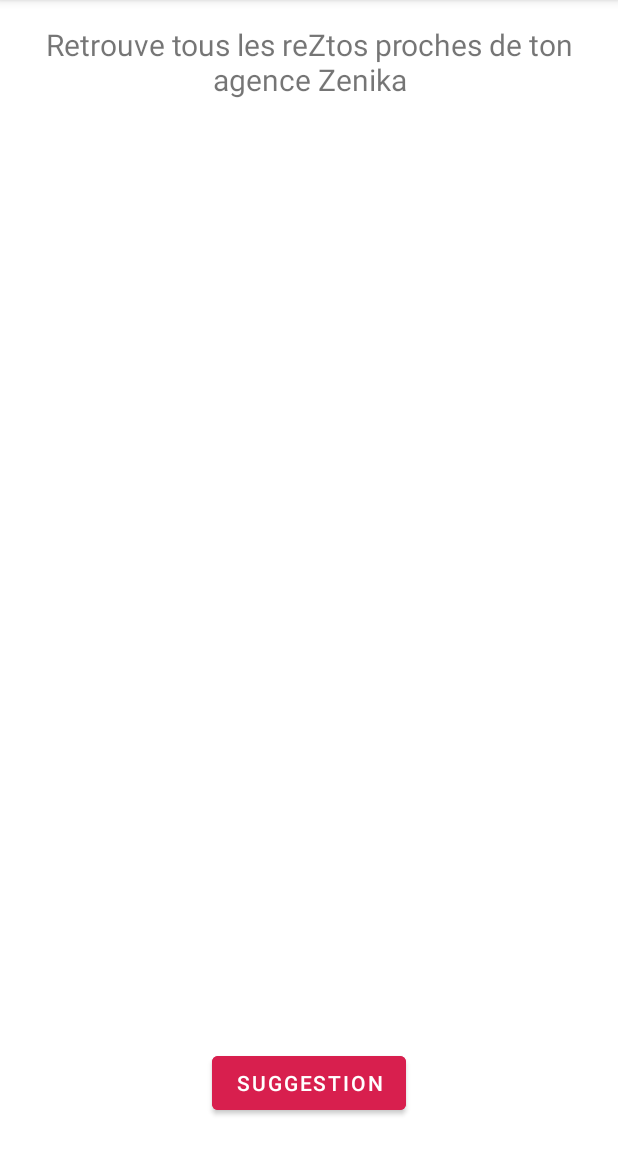
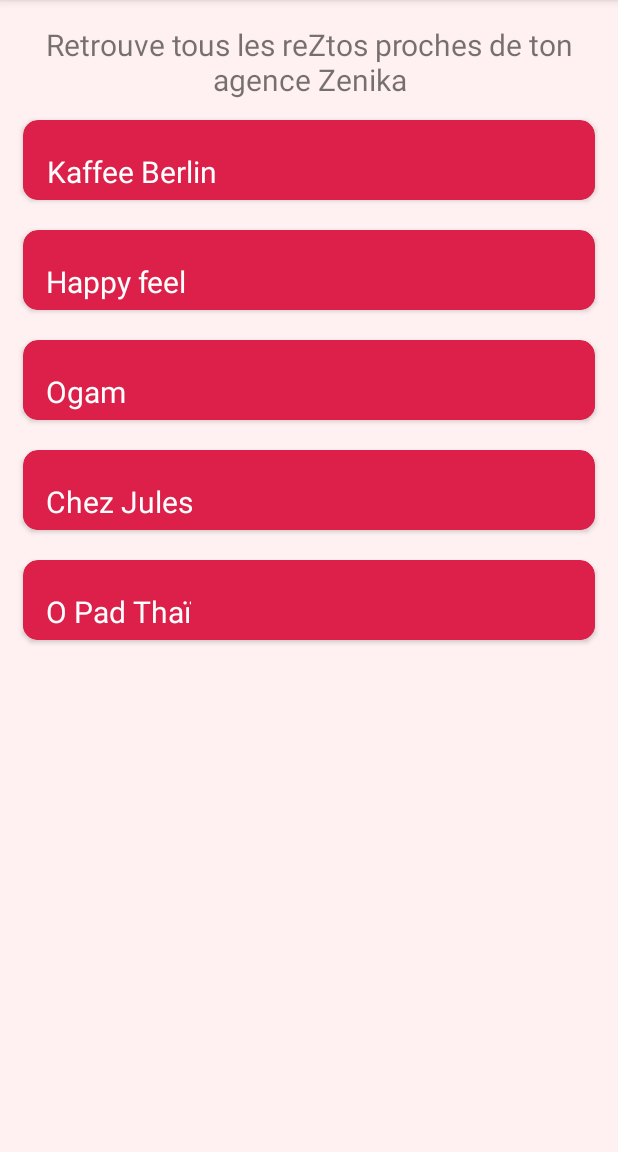
Before and after one commit to Zenika/ZeniLunch, an Android app: the screen it shows after launch (MainActivity), on a phone screen of 412 x 824 dp, the part 84-1236 px from its top. Run offline under Robolectric (Android 15) with nearby library versions, the phone set to English and light mode, and no system bars.

Commit message:
Update listAdapter

```diff
--- a/app/src/main/java/com/zenika/zenilunch/MainActivity.kt
+++ b/app/src/main/java/com/zenika/zenilunch/MainActivity.kt
@@ -1,7 +1,9 @@
 package com.zenika.zenilunch
 
+import android.content.Intent
 import androidx.appcompat.app.AppCompatActivity
 import android.os.Bundle
+import android.widget.Button
 import androidx.recyclerview.widget.LinearLayoutManager
 import androidx.recyclerview.widget.RecyclerView
 
@@ -9,17 +11,28 @@
     override fun onCreate(savedInstanceState: Bundle?) {
         super.onCreate(savedInstanceState)
         setContentView(R.layout.activity_main)
-        val grid = findViewById<RecyclerView>(R.id.listItems)
-        grid.layoutManager = LinearLayoutManager(this)
+        val recyclerview = findViewById<RecyclerView>(R.id.recyclerview)
+        recyclerview.layoutManager = LinearLayoutManager(this)
 
-        // Add restaurants
-        val restos = ArrayList<ItemView>()
-        for (i in 1..20) {
-            val item = ItemView("Restaurant " + i)
-            restos.add(item)
+        val restaurants = createRestaurants()
+
+        val adapter = RestaurantAdapter { restaurant ->
+            val intent = Intent(this, DetailActivity::class.java)
+            intent.putExtra("name", restaurant.name)
+            startActivity(intent)
         }
+        recyclerview.adapter = adapter
+        adapter.submitList(restaurants)
+    }
 
-        val adapter = ListAdapter(restos)
-        grid.adapter = adapter
+    private fun createRestaurants(): ArrayList<RestaurantUIModel> {
+        val restaurants = ArrayList<RestaurantUIModel>()
+        val restaurantsList = arrayOf("Kaffee Berlin", "Happy feel", "Ogam", "Chez Jules", "O Pad Thaï")
+
+        for (restaurantList in restaurantsList) {
+            val restaurant = RestaurantUIModel(restaurantList)
+            restaurants.add(restaurant)
+        }
+        return restaurants
     }
 }
--- a/app/src/main/java/com/zenika/zenilunch/RecyclerAdapter.kt
+++ /dev/null
@@ -1,31 +0,0 @@
-package com.zenika.zenilunch
-
-import android.view.LayoutInflater
-import android.view.View
-import android.view.ViewGroup
-import android.widget.TextView
-import androidx.recyclerview.widget.RecyclerView
-
-class RecyclerAdapter(private val restaurants: List<RestaurantUIModel>): RecyclerView.Adapter<RecyclerAdapter.ViewHolder>() {
-
-    override fun onCreateViewHolder(parent: ViewGroup, viewType: Int): ViewHolder {
-        val view = LayoutInflater.from(parent.context)
-            .inflate(R.layout.item_view, parent, false)
-        return ViewHolder(view)
-    }
-
-    override fun onBindViewHolder(holder: RecyclerAdapter.ViewHolder, position: Int) {
-        val RestaurantUIModel = restaurants[position]
-        //holder.id.text = RestaurantUIModel.id.toString()
-        holder.nom.text = RestaurantUIModel.nom
-    }
-
-    override fun getItemCount(): Int {
-        return restaurants.size
-    }
-
-    class ViewHolder(itemView: View) : RecyclerView.ViewHolder(itemView) {
-        //val id: TextView = itemView.findViewById(R.id.id)
-        val nom: TextView = itemView.findViewById(R.id.nom)
-    }
-}
--- /dev/null
+++ b/app/src/main/java/com/zenika/zenilunch/RestaurantAdapter.kt
@@ -0,0 +1,46 @@
+package com.zenika.zenilunch
+
+import android.database.DataSetObserver
+import android.view.LayoutInflater
+import android.view.View
+import android.view.ViewGroup
+import android.widget.TextView
+import androidx.recyclerview.widget.DiffUtil
+import androidx.recyclerview.widget.ListAdapter
+import androidx.recyclerview.widget.RecyclerView
+
+object RestaurantDiff : DiffUtil.ItemCallback<RestaurantUIModel>() {
+    override fun areItemsTheSame(oldItem: RestaurantUIModel, newItem: RestaurantUIModel): Boolean {
+        return (oldItem.name == newItem.name)
+    }
+
+    override fun areContentsTheSame(
+        oldItem: RestaurantUIModel,
+        newItem: RestaurantUIModel
+    ): Boolean {
+        return (oldItem.name == newItem.name)
+    }
+}
+
+class RestaurantAdapter(
+    private val openRestaurant: (RestaurantUIModel) -> Unit
+) : ListAdapter<RestaurantUIModel, RestaurantAdapter.ViewHolder>(RestaurantDiff) {
+
+    override fun onCreateViewHolder(parent: ViewGroup, viewType: Int): ViewHolder {
+        val view = LayoutInflater.from(parent.context)
+            .inflate(R.layout.item_view, parent, false)
+        return ViewHolder(view)
+    }
+
+    override fun onBindViewHolder(holder: ViewHolder, position: Int) {
+        val restaurantUIModel = getItem(position)
+        holder.name.text = restaurantUIModel.name
+        holder.itemView.setOnClickListener() {
+            openRestaurant(restaurantUIModel)
+        }
+    }
+
+    class ViewHolder(itemView: View) : RecyclerView.ViewHolder(itemView) {
+        val name: TextView = itemView.findViewById(R.id.name)
+    }
+}
--- a/app/src/main/java/com/zenika/zenilunch/RestaurantUIModel.kt
+++ b/app/src/main/java/com/zenika/zenilunch/RestaurantUIModel.kt
@@ -1,4 +1,3 @@
 package com.zenika.zenilunch
 
-class ItemView(val name: String) {
-}
+class RestaurantUIModel(val name: String)
--- a/app/src/main/res/layout/activity_main.xml
+++ b/app/src/main/res/layout/activity_main.xml
@@ -5,43 +5,47 @@
     android:id="@+id/constraintLayout"
     android:layout_width="match_parent"
     android:layout_height="match_parent"
+    android:background="@color/white_dark"
     tools:context=".MainActivity">
 
     <androidx.recyclerview.widget.RecyclerView
-        android:id="@+id/listItems"
+        android:id="@+id/recyclerview"
         android:layout_width="0dp"
         android:layout_height="0dp"
         android:layout_marginTop="70dp"
         android:layout_marginBottom="70dp"
-        android:background="#FFFFFF"
+        android:background="@color/white_dark"
         app:layout_constraintBottom_toBottomOf="parent"
         app:layout_constraintDimensionRatio="w,1:1"
         app:layout_constraintEnd_toEndOf="parent"
         app:layout_constraintHorizontal_bias="0.0"
         app:layout_constraintStart_toStartOf="parent"
         app:layout_constraintTop_toTopOf="parent"
-        app:layout_constraintVertical_bias="0.0" />
+        app:layout_constraintVertical_bias="0.0"
+        tools:listitem="@layout/item_view" />
 
     <TextView
-        android:id="@+id/desc"
+        android:id="@+id/description"
         android:layout_width="wrap_content"
         android:layout_height="wrap_content"
         android:layout_marginTop="16dp"
-        android:text="Retrouve tous les reZtos proches de ton agence Zenika"
+        android:text="@string/description"
         android:textAlignment="center"
         android:textSize="20sp"
         app:layout_constraintEnd_toEndOf="parent"
         app:layout_constraintStart_toStartOf="parent"
         app:layout_constraintTop_toTopOf="parent" />
 
+    <!--
     <Button
-        android:id="@+id/button"
+        android:id="@+id/suggestion"
         android:layout_width="wrap_content"
         android:layout_height="0dp"
-        android:backgroundTint="#d81f4e"
+        android:backgroundTint="@color/zenika_red"
         android:text="Suggestion"
         app:layout_constraintEnd_toEndOf="parent"
         app:layout_constraintHorizontal_bias="0.5"
         app:layout_constraintStart_toStartOf="parent"
-        app:layout_constraintTop_toBottomOf="@+id/listItems" />
+        app:layout_constraintTop_toBottomOf="@+id/recyclerview" />
+    -->
 </androidx.constraintlayout.widget.ConstraintLayout>
--- a/app/src/main/res/layout/item_view.xml
+++ b/app/src/main/res/layout/item_view.xml
@@ -8,14 +8,14 @@
     android:layout_marginRight="15dp"
     android:layout_marginBottom="10dp"
     android:textAlignment="center"
-    app:cardBackgroundColor="#D81F4E"
+    app:cardBackgroundColor="@color/zenika_red"
     app:cardCornerRadius="10dp">
 
     <LinearLayout
         android:layout_width="match_parent"
         android:layout_height="wrap_content"
         android:layout_marginTop="10dp"
-        android:background="#d81f4e"
+        android:background="@color/zenika_red"
         android:orientation="vertical"
         android:padding="5dp"
         android:textAlignment="center"
@@ -31,7 +31,7 @@
             android:layout_marginTop="5dp"
             android:text="Item"
             android:textAlignment="center"
-            android:textColor="#FFFFFF"
+            android:textColor="@color/white"
             android:textSize="20sp" />
     </LinearLayout>
 </androidx.cardview.widget.CardView>
--- a/app/src/main/res/values/colors.xml
+++ b/app/src/main/res/values/colors.xml
@@ -7,6 +7,7 @@
     <color name="teal_700">#FF018786</color>
     <color name="black">#FF000000</color>
     <color name="white">#FFFFFFFF</color>
-    <color name="zenika_red">#d81f4e</color>
-    <color name="zenika_red_dark">#940126</color>
+    <color name="white_dark">#FFF1F1</color>
+    <color name="zenika_red">#dc204a</color>
+    <color name="zenika_red_dark">#C91048</color>
 </resources>
--- a/app/src/main/res/values/strings.xml
+++ b/app/src/main/res/values/strings.xml
@@ -1,3 +1,5 @@
 <resources>
     <string name="app_name">ZeniLunch</string>
+    <string name="description">Retrouve tous les reZtos proches de ton agence Zenika</string>
+    <string name="option">Options :</string>
 </resources>
```
